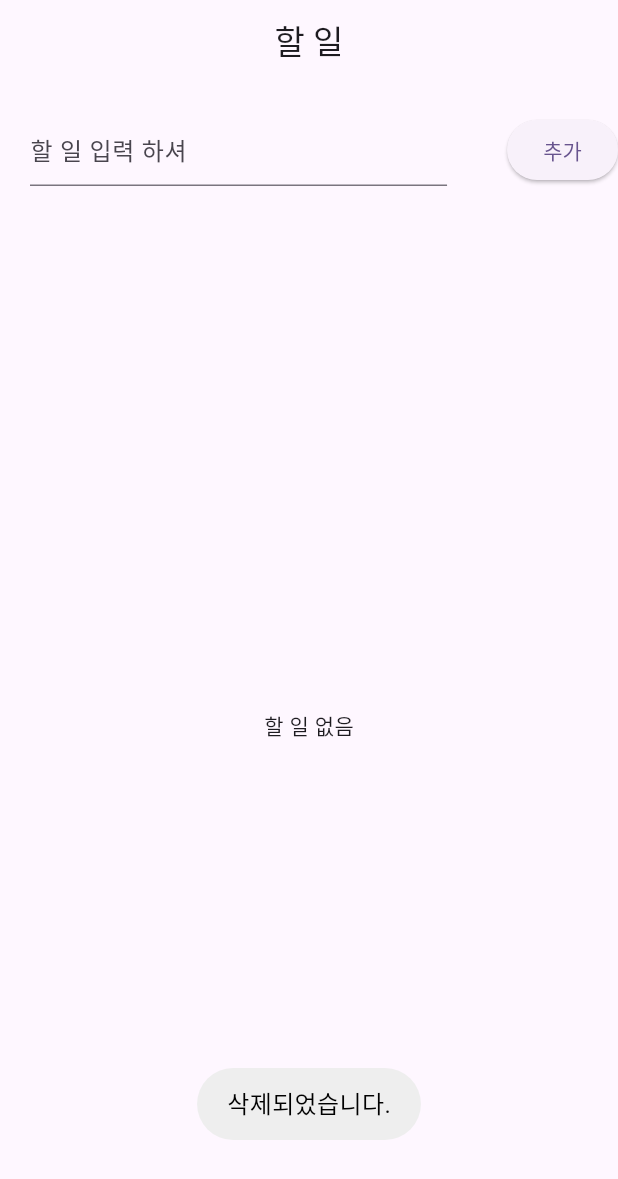
After one commit to gatsby6060/jghtest1211, a Flutter app: the ToDoManager screen opened directly, after a tap on "추가", after a tap on the "delete" icon, on a phone screen of 412 x 824 dp. The commit adds this screen. Shown: the top 1179 px of the screen. Run offline on Flutter 3.47's test engine with Material 3 defaults, Android fonts, the phone set to English and light mode, and no system bars; our stand-ins replace flutter_rating_bar, fluttertoast, google_fonts, qr_flutter, table_calendar.

Commit message:
251214_3

```diff
--- /dev/null
+++ b/lib/day2/95_teacher.dart
@@ -0,0 +1,115 @@
+import 'package:flutter/material.dart';
+import 'package:fluttertoast/fluttertoast.dart';
+
+void main() => runApp(ToDoList());
+
+class ToDoList extends StatelessWidget {
+  const ToDoList({super.key});
+
+  @override
+  Widget build(BuildContext context) {
+    return MaterialApp(
+        home : ToDoManager()
+    );
+  }
+}
+
+class ToDoManager extends StatefulWidget {
+  const ToDoManager({super.key});
+
+  @override
+  State<ToDoManager> createState() => _ToDoManagerState();
+}
+
+class _ToDoManagerState extends State<ToDoManager> {
+  TextEditingController txtCtrl = TextEditingController();
+  List<Map<String, Object>> list = [];
+
+  void addToDo(){
+    String title = txtCtrl.text;
+    setState(() {
+      list.add({"title" : title, "isDone" : false});
+      txtCtrl.clear(); // 등록 후 텍스트 필드에서 지우기
+    });
+  }
+
+
+
+  @override
+  Widget build(BuildContext context) {
+    return Scaffold(
+        appBar: AppBar(
+          title : Text("할 일"),
+          centerTitle: true,
+        ),
+        body : Column(
+          children: [
+            Row(
+              children: [
+                Expanded(
+                    child: Padding(
+                      padding: const EdgeInsets.all(20),
+                      child: TextField(
+                        controller: txtCtrl,
+                        decoration: InputDecoration(
+                          hintText: "할 일 입력 하셔",
+                        ),
+                      ),
+                    )
+                ),
+                SizedBox(width: 20,),
+                ElevatedButton(
+                    onPressed: addToDo,
+                    child: Text("추가")
+                )
+              ],
+            ),
+            Expanded(
+                child: list.isEmpty
+                    ? Center(child: Text("할 일 없음"),)
+                    : ListView.builder(
+                  itemCount: list.length,
+                  itemBuilder: (context, index) {
+                    Map item = list[index];
+                    return ListTile(
+                      title : Text(
+                          item["title"],
+                          style : TextStyle(
+                            decoration: item["isDone"] ? TextDecoration.lineThrough : null,
+                          )
+                      ),
+                      leading: Checkbox(
+                        value: item["isDone"],
+                        onChanged: (value) {
+                          setState(() {
+                            item["isDone"] = value;
+                          });
+                        },
+                      ),
+                      trailing: IconButton(
+                          onPressed: () {
+                            setState(() {
+                              list.removeAt(index);
+                              Fluttertoast.showToast(
+                                  msg: "삭제되었습니다.",
+                                  toastLength: Toast.LENGTH_LONG ,
+                                  gravity: ToastGravity.BOTTOM,
+                                  timeInSecForIosWeb: 1,
+                                  backgroundColor: Colors.grey[200],
+                                  textColor: Colors.black,
+                                  fontSize: 16.0
+                              );
+                            });
+                          },
+                          icon: Icon(Icons.delete)
+                      ),
+                    );
+                  },
+                )
+
+            )
+          ],
+        )
+    );
+  }
+}
--- a/lib/day2/96_lastex.dart
+++ b/lib/day2/96_lastex.dart
@@ -1,18 +1,41 @@
 import 'package:flutter/material.dart';
 import 'package:fluttertoast/fluttertoast.dart';
 
-void main() {
-  runApp(const MyApp());
+// ============================================
+// [main 함수] - 앱의 시작점
+// ============================================
+void main() => runApp(ToDoList());
+
+// ============================================
+// [ToDoList 클래스] - 앱 전체를 감싸는 StatelessWidget
+// MaterialApp을 반환하는 역할만 합니다
+// ============================================
+class ToDoList extends StatelessWidget {
+  const ToDoList({super.key});
+
+  @override
+  Widget build(BuildContext context) {
+    return MaterialApp(
+        home : ToDoManager()  // 실제 할일 관리 화면을 보여줌
+    );
+  }
 }
 
-class MyApp extends StatefulWidget {
-  const MyApp({super.key});
+// ============================================
+// [ToDoManager 클래스] - 할일을 관리하는 StatefulWidget
+// StatefulWidget이므로 상태(할일 목록)를 관리할 수 있습니다
+// ============================================
+class ToDoManager extends StatefulWidget {
+  const ToDoManager({super.key});
 
   @override
-  State<MyApp> createState() => _MyAppState();
+  State<ToDoManager> createState() => _ToDoManagerState();
 }
 
-class _MyAppState extends State<MyApp> {
+// ============================================
+// [_ToDoManagerState 클래스] - 실제 할일 관리 로직이 들어있는 State 클래스
+// ============================================
+class _ToDoManagerState extends State<ToDoManager> {
 
   // ============================================
   // [1단계] 변수 선언 - 화면에서 사용할 데이터들
@@ -21,107 +44,130 @@ class _MyAppState extends State<MyApp> {
   // - _로 시작: private (이 클래스 안에서만 사용) - 예: _testtxtCtrl, _addTodo()
   // - 소문자로 시작: public (다른 곳에서도 접근 가능) - 예: textList, listChanged()
   // 보통 클래스 내부에서만 쓰는 변수/함수는 _를 붙여서 private로 만듭니다!
+  //
+  // [child vs children 차이]
+  // - child: 하나의 위젯만 담을 때 사용 (예: Padding의 child, Expanded의 child)
+  // - children: 여러 위젯을 담을 때 사용 (예: Column의 children, Row의 children)
+  // ⭐ children은 리스트뿐 아니라 화면 배치(Column, Row)할 때도 많이 써요!
 
-  TextEditingController _testtxtCtrl = TextEditingController();  // _로 시작 = private (이 클래스 안에서만 사용)
-  List<String> textList = [];  // 소문자로 시작 = public (다른 곳에서도 접근 가능, 하지만 여기서는 클래스 내부에서만 사용)
+  TextEditingController txtCtrl = TextEditingController();  // 텍스트 입력 필드 제어용
+  // Map을 사용해서 할일(title)과 완료 여부(isDone)를 함께 저장
+  // 예: {"title": "밥먹기", "isDone": false}
+  List<Map<String, Object>> list = [];
 
   // ============================================
   // [2단계] 함수 정의 - 버튼을 눌렀을 때 실행할 동작들
   // build 함수 위에 정의하면, build 함수 안에서 이 함수들을 호출할 수 있어요!
   // ============================================
 
-  // 할일 추가 함수 - "추가!" 버튼을 누르면 이 함수가 실행됨
-  // _로 시작 = private 함수 (이 클래스 안에서만 사용)
-  void _addTodo() {
-    var inputtext = _testtxtCtrl.text;  // 입력 필드에서 텍스트 가져오기
+  // 할일 추가 함수 - "추가" 버튼을 누르면 이 함수가 실행됨
+  void addToDo(){
+    String title = txtCtrl.text;  // 입력 필드에서 텍스트 가져오기
     setState(() {  // 화면을 다시 그리기 위해 setState 사용
-      textList.add(inputtext);  // 리스트에 추가
-    });
-
-    _testtxtCtrl.clear();  // 입력 필드 비우기
-  }
-
-  // 할일 삭제 함수 - 삭제 버튼을 누르면 이 함수가 실행됨
-  // _로 시작 = private 함수 (이 클래스 안에서만 사용)
-  void _deleteTodo(int index) {
-    setState(() {  // 화면을 다시 그리기 위해 setState 사용
-      textList.remove(textList[index]);  // 리스트에서 해당 항목 제거
+      // Map 형태로 할일과 완료 여부를 함께 저장
+      list.add({"title" : title, "isDone" : false});
+      txtCtrl.clear(); // 등록 후 텍스트 필드에서 지우기
     });
   }
 
   // ============================================
   // [3단계] build 함수 - 화면을 그리는 함수
   // Flutter는 위젯을 계속 감싸는 방식으로 화면을 만듭니다!
-  // 바깥쪽 위젯이 안쪽 위젯을 감싸는 구조.
+  // 실제 작성 순서: 위에서부터 구조를 잡고 → body 안의 내용은 안쪽부터 작성!
   // ============================================
   @override
   Widget build(BuildContext context) {
-    return MaterialApp(  // 가장 바깥쪽: 앱 전체를 감싸는 위젯
-      home : Scaffold(  // 화면의 기본 구조(바디, 앱바 등)를 제공
-        body: Center(  // 내용을 화면 중앙에 배치
+    // [작성 순서 1] 가장 먼저: Scaffold로 전체 화면 구조 잡기
+    return Scaffold(  // 화면의 기본 구조(바디, 앱바 등)를 제공
+        // [작성 순서 2] AppBar 추가 (상단 바) - 거의 처음에 작성!
+        appBar: AppBar(  // 상단 앱바
+          title : Text("할 일"),  // 앱바 제목
+          centerTitle: true,  // 제목을 중앙에 배치
+        ),
+        // [작성 순서 3] body의 전체 구조: Column으로 세로 배치
+        body : Column(  // 세로로 위젯들을 나열
+          // ⭐ children은 여러 위젯을 담는 리스트입니다!
+          // Column, Row 같은 배치 위젯에서 화면을 구성할 때 자주 사용해요!
+          children: [
+            // [작성 순서 6] Row로 가로 배치 (TextField와 Button을 감쌈)
+            Row(  // 가로로 위젯들을 나열
+              // ⭐ Row도 children을 사용! 여러 위젯을 가로로 배치할 때 필요해요!
+              children: [
+                // [작성 순서 7] Expanded와 Padding으로 TextField 감싸기
+                Expanded(  // TextField가 남은 공간을 모두 차지하도록
                     child: Padding(  // 여백을 주기 위해 감싸기
-            padding: const EdgeInsets.all(30),
-
-            child: Column(  // 세로로 위젯들을 나열 화면은 모두 이안에 있음!
-              mainAxisAlignment: MainAxisAlignment.center,
-              children: [  // Column 안에 들어갈 위젯들의 리스트
-                // [1] 제목 텍스트
-                Text(
-                  "할일",
-                  style: TextStyle(
-                    fontSize: 33,
+                      padding: const EdgeInsets.all(20),
+                      // [작성 순서 8] 가장 안쪽: TextField부터 작성!
+                      child: TextField(
+                        controller: txtCtrl,  // 위에서 선언한 컨트롤러 연결
+                        decoration: InputDecoration(
+                          hintText: "할 일 입력 하셔",  // 입력 필드 안내 문구
                         ),
                       ),
-
-                SizedBox(height: 30,),  // 간격 주기
-
-                // [2] 입력 필드와 추가 버튼을 가로로 배치
-                Row(  // 가로로 위젯들을 나열
-                  children: [
-                    Expanded(  // TextField가 남은 공간을 모두 차지하도록
-                      child: TextField(
-                        controller:  _testtxtCtrl,  // 위에서 선언한 컨트롤러 연결
-                        decoration: InputDecoration(
-                          labelText : "할일 입력하기",
-                          filled: true,
-                          fillColor: Colors.grey[100],
+                    )
                 ),
-                      ),
-                    ),
-                    ElevatedButton(  // "추가!" 버튼
-                        onPressed: (){  // 버튼을 누르면 실행되는 함수
-                          _addTodo();  // 위에서 정의한 함수 호출!
-                        },
-                        child: Text("추가!")
+                SizedBox(width: 20,),  // TextField와 버튼 사이 간격
+                // [작성 순서 9] ElevatedButton 작성
+                ElevatedButton(  // "추가" 버튼
+                    onPressed: addToDo,  // 버튼을 누르면 addToDo 함수 실행
+                    child: Text("추가")
                 )
               ],
             ),
 
-                SizedBox(height: 30,),  // 간격 주기
-
-                // [3] 할일 목록을 보여주는 리스트
+            // [작성 순서 4] Expanded로 ListView 감싸기
             Expanded(  // 남은 공간을 모두 차지하도록
-                  child: ListView.builder(  // 리스트를 동적으로 생성
-                    itemCount: textList.length,  // 리스트 항목 개수
-                    itemBuilder: (context, index){  // 각 항목을 어떻게 그릴지 정의
+                child: list.isEmpty  // 리스트가 비어있는지 확인
+                    ? Center(child: Text("할 일 없음"),)  // 비어있으면 "할 일 없음" 표시
+                    // [작성 순서 5] ListView.builder로 ListTile들 감싸기
+                    // ⭐ ListView.builder는 children을 직접 쓰지 않고 itemBuilder를 사용해요!
+                    // 동적으로 리스트를 생성할 때는 itemBuilder가 더 효율적입니다!
+                    : ListView.builder(  // 리스트를 동적으로 생성
+                  itemCount: list.length,  // 리스트 항목 개수
+                  itemBuilder: (context, index) {  // 각 항목을 어떻게 그릴지 정의
+                    Map item = list[index];  // 현재 항목의 Map 가져오기
+                    // [작성 순서 10] 가장 안쪽: ListTile부터 작성! (체크박스, 텍스트, 삭제버튼)
                     return ListTile(  // 리스트의 한 줄
-                        title : Text(textList[index]),  // 할일 내용 표시
+                      title : Text(
+                          item["title"],  // 할일 내용 표시
+                          style : TextStyle(
+                            // 완료된 항목은 취소선 표시
+                            decoration: item["isDone"] ? TextDecoration.lineThrough : null,
+                          )
+                      ),
+                      leading: Checkbox(  // 왼쪽에 체크박스
+                        value: item["isDone"],  // 완료 여부에 따라 체크박스 상태 결정
+                        onChanged: (value) {  // 체크박스를 클릭하면 실행
+                          setState(() {  // 화면을 다시 그리기 위해 setState 사용
+                            item["isDone"] = value;  // 완료 여부 업데이트
+                          });
+                        },
+                      ),
                       trailing: IconButton(  // 오른쪽에 삭제 버튼
-                            icon: Icon(Icons.delete),
                           onPressed: () {  // 삭제 버튼을 누르면 실행
-                              _deleteTodo(index);  // 위에서 정의한 함수 호출!
+                            setState(() {  // 화면을 다시 그리기 위해 setState 사용
+                              list.removeAt(index);  // 리스트에서 해당 인덱스의 항목 제거
+                              // 삭제 완료 메시지 표시
+                              Fluttertoast.showToast(
+                                  msg: "삭제되었습니다.",
+                                  toastLength: Toast.LENGTH_LONG ,
+                                  gravity: ToastGravity.BOTTOM,
+                                  timeInSecForIosWeb: 1,
+                                  backgroundColor: Colors.grey[200],
+                                  textColor: Colors.black,
+                                  fontSize: 16.0
+                              );
+                            });
+                          },
+                          icon: Icon(Icons.delete)  // 삭제 아이콘
+                      ),
+                    );
                   },
                 )
+
+            )
+          ],
+        )
     );
-                    },
-                  ),
-                ),
-              ],  // Column의 children 끝
-            ),  // Padding 끝
-          ),  // Center 끝
-        ),  // Scaffold의 body 끝
-      )  // Scaffold 끝
-    );  // MaterialApp 끝
-    // 위젯을 감싸는 순서: MaterialApp > Scaffold > Center > Padding > Column > ...
   }
 }
```
Also changed, not shown: lib/day2/10_SnackBar.dart (renamed from lib/day2/10_snapbar.dart), lib/day2/11_RadioBtn.dart (renamed from lib/day2/11_RadioButn.dart). Lines whose indentation alone changed are shown as unchanged.
